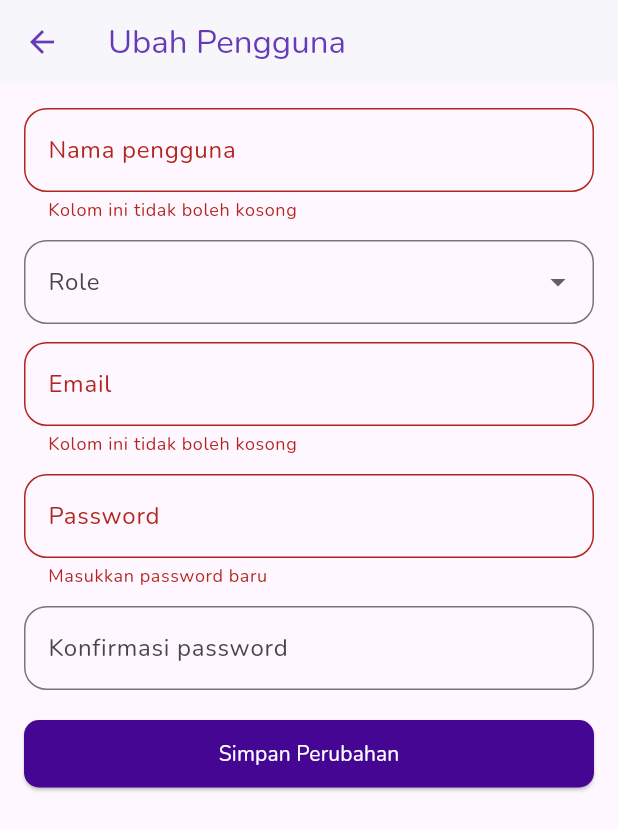
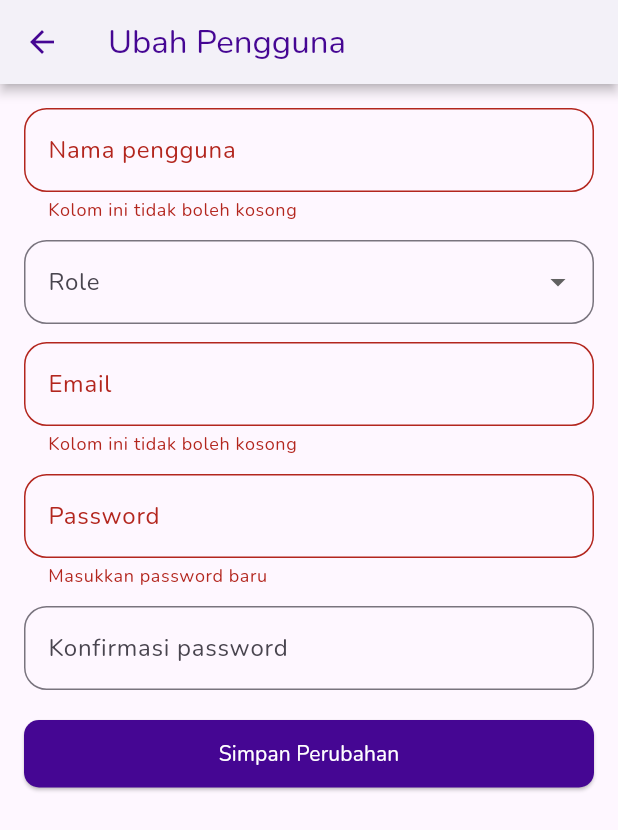
Before and after one commit to dimascahyo557/apotek_flutter, a Flutter app: the UbahPenggunaPage screen opened directly with empty values, after a tap on "Simpan Perubahan", on a phone screen of 412 x 824 dp. Shown: the top 830 px of the screen. Run offline on Flutter 3.47's test engine with Material 3 defaults, Android fonts, the phone set to English and light mode, and no system bars; our stand-ins replace image_picker, sqflite; accounts and stored records are empty.

Commit message:
feat: Integrate `PenggunaRepository` and `Pengguna` model for user creation and update, and refine UI elements.

```diff
--- a/lib/ui/ubah_pengguna_page.dart
+++ b/lib/ui/ubah_pengguna_page.dart
@@ -1,18 +1,12 @@
+import 'package:apotek_flutter/model/models.dart';
+import 'package:apotek_flutter/repository/pengguna_repository.dart';
 import 'package:apotek_flutter/variables.dart';
 import 'package:flutter/material.dart';
 
 class UbahPenggunaPage extends StatefulWidget {
-  // Misalnya kita ingin ubah data pengguna yang sudah ada
-  final String namaAwal;
-  final String emailAwal;
-  final String roleAwal;
+  final Pengguna pengguna;
 
-  const UbahPenggunaPage({
-    Key? key,
-    required this.namaAwal,
-    required this.emailAwal,
-    required this.roleAwal,
-  }) : super(key: key);
+  const UbahPenggunaPage({Key? key, required this.pengguna}) : super(key: key);
 
   @override
   _UbahPenggunaPageState createState() => _UbahPenggunaPageState();
@@ -20,6 +14,7 @@ class UbahPenggunaPage extends StatefulWidget {
 
 class _UbahPenggunaPageState extends State<UbahPenggunaPage> {
   final _formKey = GlobalKey<FormState>();
+  final penggunaRepository = PenggunaRepository();
 
   late TextEditingController namaController;
   late TextEditingController emailController;
@@ -31,11 +26,11 @@ class _UbahPenggunaPageState extends State<UbahPenggunaPage> {
   @override
   void initState() {
     super.initState();
-    namaController = TextEditingController(text: widget.namaAwal);
-    emailController = TextEditingController(text: widget.emailAwal);
+    namaController = TextEditingController(text: widget.pengguna.nama);
+    emailController = TextEditingController(text: widget.pengguna.email);
     passwordController = TextEditingController();
     confirmPasswordController = TextEditingController();
-    selectedRole = widget.roleAwal;
+    selectedRole = widget.pengguna.role;
   }
 
   @override
@@ -44,8 +39,9 @@ class _UbahPenggunaPageState extends State<UbahPenggunaPage> {
       appBar: AppBar(
         title: Text('Ubah Pengguna'),
         backgroundColor: Colors.white,
-        foregroundColor: Colors.deepPurple,
-        elevation: 1,
+        foregroundColor: Variables.colorPrimary,
+        elevation: 3,
+        shadowColor: Colors.black,
       ),
       body: Padding(
         padding: const EdgeInsets.all(16.0),
@@ -69,12 +65,12 @@ class _UbahPenggunaPageState extends State<UbahPenggunaPage> {
 
               // Role Dropdown
               DropdownButtonFormField<String>(
-                value: selectedRole,
-                items: ['Admin', 'User', 'Kasir']
-                    .map((role) => DropdownMenuItem(
-                          value: role,
-                          child: Text(role),
-                        ))
+                initialValue: selectedRole,
+                items: ['Admin', 'Kasir']
+                    .map(
+                      (role) =>
+                          DropdownMenuItem(value: role, child: Text(role)),
+                    )
                     .toList(),
                 decoration: InputDecoration(
                   labelText: 'Role',
@@ -150,9 +146,22 @@ class _UbahPenggunaPageState extends State<UbahPenggunaPage> {
                   ),
                   onPressed: () {
                     if (_formKey.currentState!.validate()) {
+                      penggunaRepository.updatePengguna(
+                        widget.pengguna.id!,
+                        Pengguna(
+                          id: widget.pengguna.id,
+                          nama: namaController.text,
+                          email: emailController.text,
+                          password: passwordController.text,
+                          role: selectedRole!,
+                        ),
+                      );
+
                       ScaffoldMessenger.of(context).showSnackBar(
                         SnackBar(content: Text('Perubahan berhasil disimpan')),
                       );
+
+                      Navigator.pop(context);
                     }
                   },
                   child: Text('Simpan Perubahan'),
```
Also changed, not shown: lib/ui/tambah_pengguna_page.dart (+32 -11 lines).
